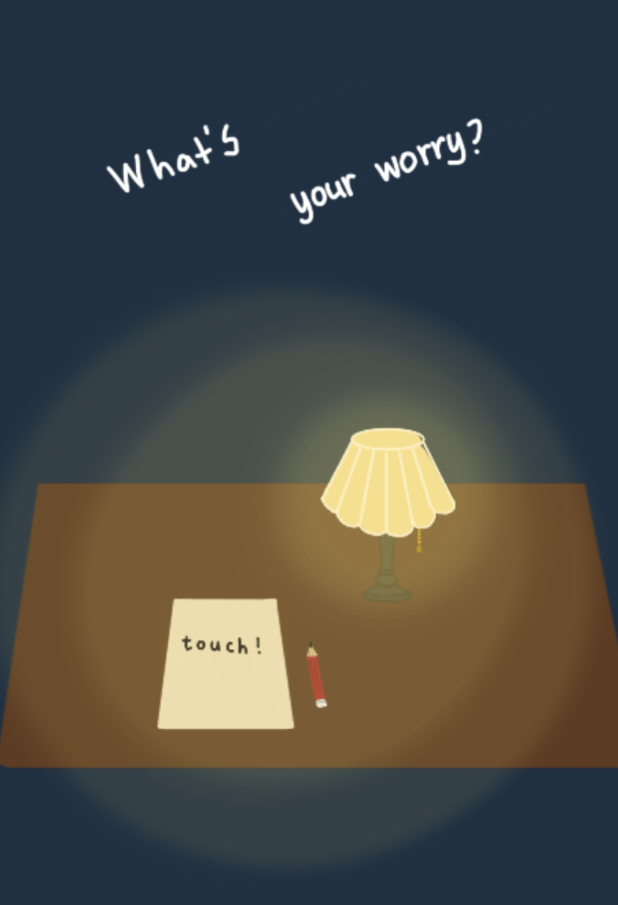
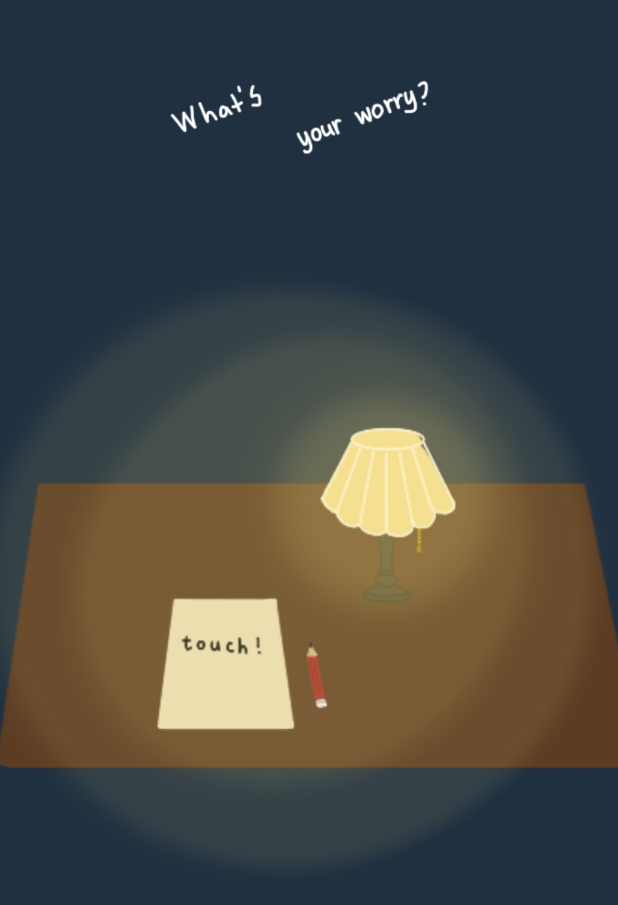
Before and after one commit to jeongiin/Planetwork, an Android app: the fragment WriteLetterFragment shown on its own in the app's theme, on a phone screen of 412 x 824 dp. Shown: the top 905 px of the screen. Run offline under Robolectric (Android 15) with nearby library versions, the phone set to English and light mode, and no system bars.

Commit message:
splash gif로 만들기

```diff
--- a/app/build.gradle
+++ b/app/build.gradle
@@ -33,7 +33,6 @@ dependencies {
     androidTestImplementation 'androidx.test:runner:1.2.0'
     androidTestImplementation 'androidx.test.espresso:espresso-core:3.2.0'
     //implementation 'com.google.code.gson:gson:2.8.5' //통신을 위해 추가
-    //
     implementation 'com.squareup.retrofit2:retrofit:2.4.0'
     implementation 'com.squareup.retrofit2:converter-gson:2.4.0'
     implementation 'com.squareup.retrofit2:converter-scalars:2.4.0'
@@ -45,4 +44,7 @@ dependencies {
     implementation 'com.google.android.material:material:1.0.0'
     //개발 편의를 위한 Anko 라이브러리 추가
     implementation "org.jetbrains.anko:anko:0.10.8"
+
+    //gif되도록 추가
+    implementation 'pl.droidsonroids.gif:android-gif-drawable:1.2.3'
 }
--- a/app/src/main/res/drawable/splash_background.xml
+++ b/app/src/main/res/drawable/splash_background.xml
@@ -5,7 +5,7 @@
     <item>
         <bitmap
                 android:gravity="center"
-                android:src="@drawable/planet_reg"/>
+                android:src="@drawable/splash_planet"/>
     </item>
 
 </layer-list>
--- a/app/src/main/res/layout/fragment_writeletter.xml
+++ b/app/src/main/res/layout/fragment_writeletter.xml
@@ -32,9 +32,9 @@
             android:layout_marginTop="40dp"
             app:layout_constraintVertical_bias="0.344" app:layout_constraintHorizontal_bias="0.577"/>
     <ImageView
-            android:layout_width="321dp"
-            android:layout_height="216dp" app:srcCompat="@drawable/what_worry"
-            tools:layout_editor_absoluteY="40dp" android:id="@+id/imageView"
+            android:layout_width="259dp"
+            android:layout_height="148dp" app:srcCompat="@drawable/what_worry"
+            tools:layout_editor_absoluteY="67dp" android:id="@+id/imageView"
             app:layout_constraintStart_toStartOf="parent" android:layout_marginLeft="8dp"
             android:layout_marginStart="8dp" app:layout_constraintEnd_toEndOf="parent" android:layout_marginEnd="8dp"
             android:layout_marginRight="8dp"/>
```
Also changed, not shown: app/src/main/res/drawable/gif_planet.gif (added), app/src/main/res/drawable/splash_planet.gif (added), 1 other file.
